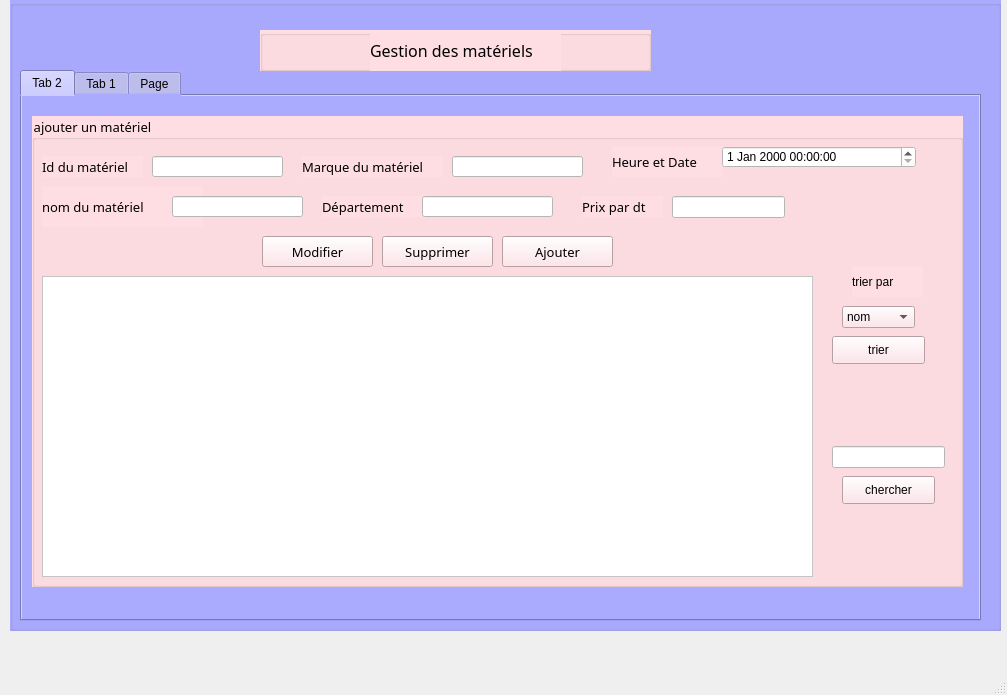
This is Documents/gestionMateriel/mainwindow.ui in sirine999/Smart_Radio_2A24 as Qt 5 draws it before an edit. The edited form follows.
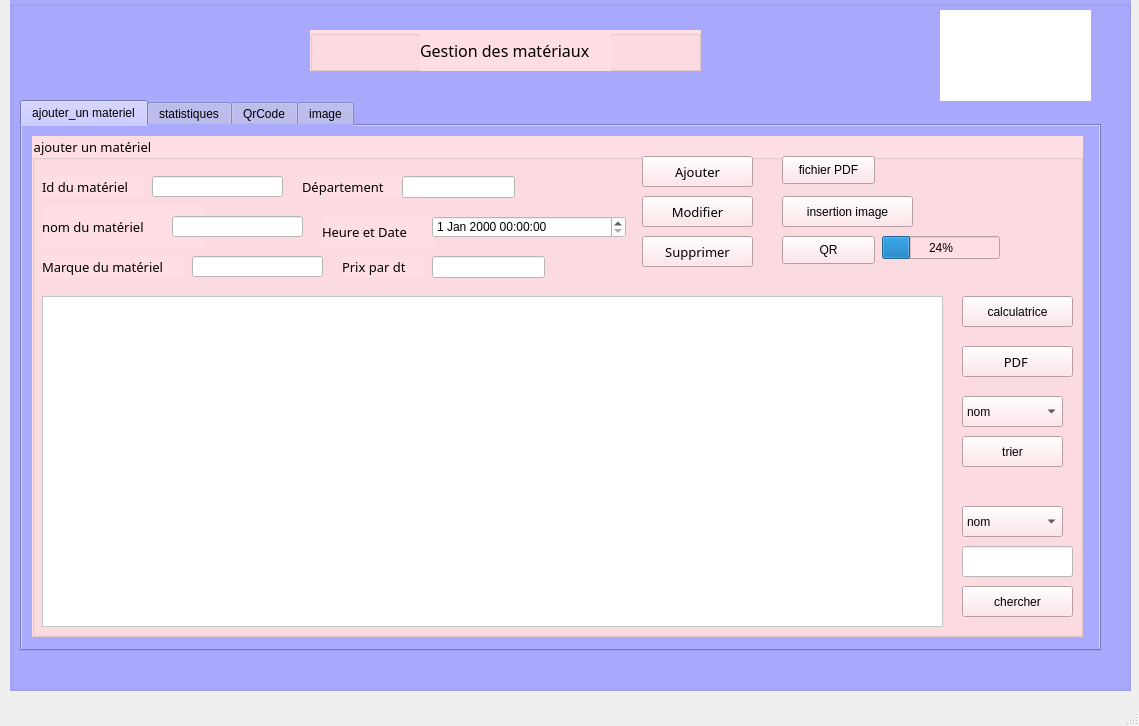
This is the edited form.

Diff of the .ui file:
```diff
--- a/Documents/gestionMateriel/mainwindow.ui
+++ b/Documents/gestionMateriel/mainwindow.ui
@@ -6,8 +6,8 @@
    <rect>
     <x>0</x>
     <y>0</y>
-    <width>1007</width>
-    <height>695</height>
+    <width>1139</width>
+    <height>726</height>
    </rect>
   </property>
   <property name="windowTitle">
@@ -19,8 +19,8 @@
      <rect>
       <x>10</x>
       <y>0</y>
-      <width>991</width>
-      <height>631</height>
+      <width>1121</width>
+      <height>691</height>
      </rect>
     </property>
     <property name="styleSheet">
@@ -32,7 +32,7 @@
     <widget class="QGroupBox" name="groupBox_11">
      <property name="geometry">
       <rect>
-       <x>250</x>
+       <x>300</x>
        <y>30</y>
        <width>391</width>
        <height>41</height>
@@ -66,7 +66,7 @@
        <string notr="true">font: 12pt &quot;Berlin Sans FB&quot;;</string>
       </property>
       <property name="text">
-       <string>Gestion des matériels</string>
+       <string>Gestion des matériaux</string>
       </property>
      </widget>
     </widget>
@@ -74,25 +74,25 @@
      <property name="geometry">
       <rect>
        <x>10</x>
-       <y>70</y>
-       <width>961</width>
+       <y>100</y>
+       <width>1081</width>
        <height>551</height>
       </rect>
      </property>
      <property name="currentIndex">
       <number>0</number>
      </property>
-     <widget class="QWidget" name="tab_2">
+     <widget class="QWidget" name="ajouter_un_materiel">
       <attribute name="title">
-       <string>Tab 2</string>
+       <string>ajouter_un materiel</string>
       </attribute>
       <widget class="QGroupBox" name="groupBox_2">
        <property name="geometry">
         <rect>
          <x>10</x>
-         <y>20</y>
-         <width>931</width>
-         <height>471</height>
+         <y>10</y>
+         <width>1051</width>
+         <height>501</height>
         </rect>
        </property>
        <property name="font">
@@ -175,8 +175,8 @@
        <widget class="QLabel" name="label_3">
         <property name="geometry">
          <rect>
-          <x>270</x>
-          <y>40</y>
+          <x>10</x>
+          <y>120</y>
           <width>141</width>
           <height>21</height>
          </rect>
@@ -197,8 +197,8 @@
        <widget class="QLabel" name="label_4">
         <property name="geometry">
          <rect>
-          <x>290</x>
-          <y>80</y>
+          <x>270</x>
+          <y>40</y>
           <width>101</width>
           <height>21</height>
          </rect>
@@ -219,8 +219,8 @@
        <widget class="QLabel" name="label_6">
         <property name="geometry">
          <rect>
-          <x>580</x>
-          <y>30</y>
+          <x>290</x>
+          <y>80</y>
           <width>111</width>
           <height>31</height>
          </rect>
@@ -241,8 +241,8 @@
        <widget class="QLineEdit" name="le_marque">
         <property name="geometry">
          <rect>
-          <x>420</x>
-          <y>40</y>
+          <x>160</x>
+          <y>120</y>
           <width>131</width>
           <height>21</height>
          </rect>
@@ -254,8 +254,8 @@
        <widget class="QDateTimeEdit" name="le_heu_date">
         <property name="geometry">
          <rect>
-          <x>690</x>
-          <y>30</y>
+          <x>400</x>
+          <y>80</y>
           <width>194</width>
           <height>22</height>
          </rect>
@@ -267,8 +267,8 @@
        <widget class="QPushButton" name="pb_ajouter">
         <property name="geometry">
          <rect>
-          <x>470</x>
-          <y>120</y>
+          <x>610</x>
+          <y>20</y>
           <width>111</width>
           <height>31</height>
          </rect>
@@ -289,8 +289,8 @@
        <widget class="QLabel" name="label_10">
         <property name="geometry">
          <rect>
-          <x>550</x>
-          <y>80</y>
+          <x>310</x>
+          <y>120</y>
           <width>81</width>
           <height>21</height>
          </rect>
@@ -321,24 +321,11 @@
          <string notr="true">background-color: rgb(255, 255, 255);</string>
         </property>
        </widget>
-       <widget class="QLineEdit" name="le_departement">
-        <property name="geometry">
-         <rect>
-          <x>390</x>
-          <y>80</y>
-          <width>131</width>
-          <height>21</height>
-         </rect>
-        </property>
-        <property name="styleSheet">
-         <string notr="true">background-color: rgb(255, 255, 255);</string>
-        </property>
-       </widget>
        <widget class="QPushButton" name="pb_modif">
         <property name="geometry">
          <rect>
-          <x>230</x>
-          <y>120</y>
+          <x>610</x>
+          <y>60</y>
           <width>111</width>
           <height>31</height>
          </rect>
@@ -359,8 +346,8 @@
        <widget class="QPushButton" name="pb_supprimer">
         <property name="geometry">
          <rect>
-          <x>350</x>
-          <y>120</y>
+          <x>610</x>
+          <y>100</y>
           <width>111</width>
           <height>31</height>
          </rect>
@@ -384,8 +371,8 @@
        <widget class="QLineEdit" name="le_prix">
         <property name="geometry">
          <rect>
-          <x>640</x>
-          <y>80</y>
+          <x>400</x>
+          <y>120</y>
           <width>113</width>
           <height>22</height>
          </rect>
@@ -399,34 +386,21 @@
          <rect>
           <x>10</x>
           <y>160</y>
-          <width>771</width>
-          <height>301</height>
+          <width>901</width>
+          <height>331</height>
          </rect>
         </property>
         <property name="styleSheet">
          <string notr="true">background-color: rgb(255, 255, 255);</string>
         </property>
        </widget>
-       <widget class="QLabel" name="label_5">
-        <property name="geometry">
-         <rect>
-          <x>820</x>
-          <y>150</y>
-          <width>71</width>
-          <height>31</height>
-         </rect>
-        </property>
-        <property name="text">
-         <string>trier par</string>
-        </property>
-       </widget>
        <widget class="QComboBox" name="comboBox_tri">
         <property name="geometry">
          <rect>
-          <x>810</x>
-          <y>190</y>
-          <width>73</width>
-          <height>22</height>
+          <x>930</x>
+          <y>260</y>
+          <width>101</width>
+          <height>31</height>
          </rect>
         </property>
         <item>
@@ -434,6 +408,11 @@
           <string>nom</string>
          </property>
         </item>
+        <item>
+         <property name="text">
+          <string>id</string>
+         </property>
+        </item>
         <item>
          <property name="text">
           <string>prix</string>
@@ -443,10 +422,10 @@
        <widget class="QPushButton" name="pushButton_trie">
         <property name="geometry">
          <rect>
-          <x>800</x>
-          <y>220</y>
-          <width>93</width>
-          <height>28</height>
+          <x>930</x>
+          <y>300</y>
+          <width>101</width>
+          <height>31</height>
          </rect>
         </property>
         <property name="text">
@@ -456,10 +435,10 @@
        <widget class="QLineEdit" name="le_rech">
         <property name="geometry">
          <rect>
-          <x>800</x>
-          <y>330</y>
-          <width>113</width>
-          <height>22</height>
+          <x>930</x>
+          <y>410</y>
+          <width>111</width>
+          <height>31</height>
          </rect>
         </property>
         <property name="styleSheet">
@@ -469,29 +448,159 @@
        <widget class="QPushButton" name="pushButton_Recherche">
         <property name="geometry">
          <rect>
-          <x>810</x>
-          <y>360</y>
-          <width>93</width>
-          <height>28</height>
+          <x>930</x>
+          <y>450</y>
+          <width>111</width>
+          <height>31</height>
          </rect>
         </property>
         <property name="text">
          <string>chercher</string>
         </property>
        </widget>
+       <widget class="QPushButton" name="pdf">
+        <property name="geometry">
+         <rect>
+          <x>930</x>
+          <y>210</y>
+          <width>111</width>
+          <height>31</height>
+         </rect>
+        </property>
+        <property name="font">
+         <font>
+          <family>Berlin Sans FB</family>
+          <pointsize>10</pointsize>
+          <weight>50</weight>
+          <italic>false</italic>
+          <bold>false</bold>
+         </font>
+        </property>
+        <property name="text">
+         <string>PDF </string>
+        </property>
+       </widget>
+       <widget class="QLineEdit" name="le_departement">
+        <property name="geometry">
+         <rect>
+          <x>370</x>
+          <y>40</y>
+          <width>113</width>
+          <height>22</height>
+         </rect>
+        </property>
+        <property name="styleSheet">
+         <string notr="true">background-color: rgb(255, 255, 255);</string>
+        </property>
+       </widget>
+       <widget class="QComboBox" name="comboBox_chercher">
+        <property name="geometry">
+         <rect>
+          <x>930</x>
+          <y>370</y>
+          <width>101</width>
+          <height>31</height>
+         </rect>
+        </property>
+        <item>
+         <property name="text">
+          <string>nom</string>
+         </property>
+        </item>
+        <item>
+         <property name="text">
+          <string>id</string>
+         </property>
+        </item>
+        <item>
+         <property name="text">
+          <string>marque</string>
+         </property>
+        </item>
+        <item>
+         <property name="text">
+          <string>departement</string>
+         </property>
+        </item>
+       </widget>
+       <widget class="QProgressBar" name="progressBar">
+        <property name="geometry">
+         <rect>
+          <x>850</x>
+          <y>100</y>
+          <width>118</width>
+          <height>23</height>
+         </rect>
+        </property>
+        <property name="value">
+         <number>24</number>
+        </property>
+       </widget>
+       <widget class="QPushButton" name="pb_qr">
+        <property name="geometry">
+         <rect>
+          <x>750</x>
+          <y>100</y>
+          <width>93</width>
+          <height>28</height>
+         </rect>
+        </property>
+        <property name="text">
+         <string>QR</string>
+        </property>
+       </widget>
+       <widget class="QPushButton" name="inserer_image">
+        <property name="geometry">
+         <rect>
+          <x>750</x>
+          <y>60</y>
+          <width>131</width>
+          <height>31</height>
+         </rect>
+        </property>
+        <property name="text">
+         <string>insertion image</string>
+        </property>
+       </widget>
+       <widget class="QPushButton" name="pb_pdf1">
+        <property name="geometry">
+         <rect>
+          <x>750</x>
+          <y>20</y>
+          <width>93</width>
+          <height>28</height>
+         </rect>
+        </property>
+        <property name="text">
+         <string>fichier PDF</string>
+        </property>
+       </widget>
+       <widget class="QPushButton" name="calcul">
+        <property name="geometry">
+         <rect>
+          <x>930</x>
+          <y>160</y>
+          <width>111</width>
+          <height>31</height>
+         </rect>
+        </property>
+        <property name="text">
+         <string>calculatrice</string>
+        </property>
+       </widget>
       </widget>
      </widget>
      <widget class="QWidget" name="tab">
       <attribute name="title">
-       <string>Tab 1</string>
+       <string>statistiques</string>
       </attribute>
       <widget class="QGroupBox" name="groupBox_6">
        <property name="geometry">
         <rect>
          <x>0</x>
          <y>10</y>
-         <width>901</width>
-         <height>491</height>
+         <width>1071</width>
+         <height>501</height>
         </rect>
        </property>
        <property name="font">
@@ -508,204 +617,80 @@
 font: 10pt &quot;Berlin Sans FB&quot;;</string>
        </property>
        <property name="title">
-        <string>affichage</string>
+        <string>statistiques</string>
        </property>
-       <widget class="QPushButton" name="pushButton_12">
+       <widget class="QFrame" name="horizontalFrame">
         <property name="geometry">
          <rect>
-          <x>770</x>
-          <y>160</y>
-          <width>111</width>
-          <height>31</height>
+          <x>20</x>
+          <y>30</y>
+          <width>1021</width>
+          <height>441</height>
          </rect>
         </property>
-        <property name="font">
-         <font>
-          <family>Berlin Sans FB</family>
-          <pointsize>10</pointsize>
-          <weight>50</weight>
-          <italic>false</italic>
-          <bold>false</bold>
-         </font>
-        </property>
-        <property name="text">
-         <string>fichier PDF</string>
-        </property>
-       </widget>
-       <widget class="QGroupBox" name="groupBox_9">
-        <property name="geometry">
-         <rect>
-          <x>770</x>
-          <y>60</y>
-          <width>120</width>
-          <height>80</height>
-         </rect>
-        </property>
-        <property name="styleSheet">
-         <string notr="true">background-color: rgb(255, 255, 255);</string>
-        </property>
-        <property name="title">
-         <string>PDF</string>
-        </property>
+        <layout class="QHBoxLayout" name="horizontalLayout"/>
        </widget>
       </widget>
      </widget>
      <widget class="QWidget" name="tab_3">
       <attribute name="title">
-       <string>Page</string>
+       <string>QrCode</string>
       </attribute>
-      <widget class="QGroupBox" name="groupBox_8">
+      <widget class="QLabel" name="qrcode">
        <property name="geometry">
         <rect>
-         <x>20</x>
-         <y>10</y>
-         <width>831</width>
-         <height>421</height>
+         <x>90</x>
+         <y>20</y>
+         <width>791</width>
+         <height>471</height>
         </rect>
        </property>
-       <property name="font">
-        <font>
-         <family>Berlin Sans FB</family>
-         <pointsize>10</pointsize>
-         <weight>50</weight>
-         <italic>false</italic>
-         <bold>false</bold>
-        </font>
+       <property name="styleSheet">
+        <string notr="true">background-color: rgb(255, 255, 255);</string>
        </property>
+       <property name="text">
+        <string/>
+       </property>
+      </widget>
+     </widget>
+     <widget class="QWidget" name="tab_4">
+      <attribute name="title">
+       <string>image</string>
+      </attribute>
+      <widget class="QLabel" name="label_image">
+       <property name="geometry">
+        <rect>
+         <x>100</x>
+         <y>20</y>
+         <width>881</width>
+         <height>471</height>
+        </rect>
+       </property>
        <property name="styleSheet">
-        <string notr="true">background-color: rgb(255, 222, 227);
-font: 10pt &quot;Berlin Sans FB&quot;;</string>
+        <string notr="true">background-color: rgb(255, 255, 255);</string>
        </property>
-       <property name="title">
-        <string>Statistiqes</string>
+       <property name="text">
+        <string/>
        </property>
-       <widget class="QGroupBox" name="groupBox_7">
-        <property name="geometry">
-         <rect>
-          <x>480</x>
-          <y>70</y>
-          <width>381</width>
-          <height>191</height>
-         </rect>
-        </property>
-        <property name="font">
-         <font>
-          <family>Berlin Sans FB</family>
-          <pointsize>10</pointsize>
-          <weight>50</weight>
-          <italic>false</italic>
-          <bold>false</bold>
-         </font>
-        </property>
-        <property name="styleSheet">
-         <string notr="true">background-color: rgb(170, 170, 255);</string>
-        </property>
-        <property name="title">
-         <string>insertion image</string>
-        </property>
-        <widget class="QTextBrowser" name="textBrowser">
-         <property name="geometry">
-          <rect>
-           <x>160</x>
-           <y>30</y>
-           <width>161</width>
-           <height>101</height>
-          </rect>
-         </property>
-         <property name="styleSheet">
-          <string notr="true">background-color: rgb(255, 255, 255);</string>
-         </property>
-        </widget>
-        <widget class="QPushButton" name="pushButton_6">
-         <property name="geometry">
-          <rect>
-           <x>260</x>
-           <y>150</y>
-           <width>93</width>
-           <height>28</height>
-          </rect>
-         </property>
-         <property name="font">
-          <font>
-           <family>Berlin Sans FB</family>
-           <pointsize>10</pointsize>
-           <weight>50</weight>
-           <italic>false</italic>
-           <bold>false</bold>
-          </font>
-         </property>
-         <property name="text">
-          <string>Inserer</string>
-         </property>
-        </widget>
-        <widget class="QGroupBox" name="groupBox_10">
-         <property name="geometry">
-          <rect>
-           <x>20</x>
-           <y>40</y>
-           <width>121</width>
-           <height>41</height>
-          </rect>
-         </property>
-         <property name="styleSheet">
-          <string notr="true">background-color: rgb(255, 222, 227);</string>
-         </property>
-         <property name="title">
-          <string/>
-         </property>
-         <widget class="QLabel" name="label_11">
-          <property name="geometry">
-           <rect>
-            <x>10</x>
-            <y>10</y>
-            <width>101</width>
-            <height>21</height>
-           </rect>
-          </property>
-          <property name="font">
-           <font>
-            <family>Berlin Sans FB</family>
-            <pointsize>10</pointsize>
-            <weight>50</weight>
-            <italic>false</italic>
-            <bold>false</bold>
-           </font>
-          </property>
-          <property name="text">
-           <string>donner image</string>
-          </property>
-         </widget>
-        </widget>
-       </widget>
-       <widget class="QGroupBox" name="groupBox_5">
-        <property name="geometry">
-         <rect>
-          <x>180</x>
-          <y>150</y>
-          <width>241</width>
-          <height>201</height>
-         </rect>
-        </property>
-        <property name="font">
-         <font>
-          <family>Berlin Sans FB</family>
-          <pointsize>10</pointsize>
-          <weight>50</weight>
-          <italic>false</italic>
-          <bold>false</bold>
-         </font>
-        </property>
-        <property name="styleSheet">
-         <string notr="true">background-color: rgb(255, 222, 227);
-font: 10pt &quot;Berlin Sans FB&quot;;</string>
-        </property>
-        <property name="title">
-         <string>QR code</string>
-        </property>
-       </widget>
       </widget>
      </widget>
     </widget>
+    <widget class="QLabel" name="image">
+     <property name="geometry">
+      <rect>
+       <x>930</x>
+       <y>10</y>
+       <width>151</width>
+       <height>91</height>
+      </rect>
+     </property>
+     <property name="styleSheet">
+      <string notr="true">background-color: rgb(255, 255, 255);</string>
+     </property>
+     <property name="text">
+      <string/>
+     </property>
+    </widget>
    </widget>
   </widget>
   <widget class="QMenuBar" name="menubar">
@@ -713,7 +698,7 @@
     <rect>
      <x>0</x>
      <y>0</y>
-     <width>1007</width>
+     <width>1139</width>
      <height>26</height>
     </rect>
    </property>
```
